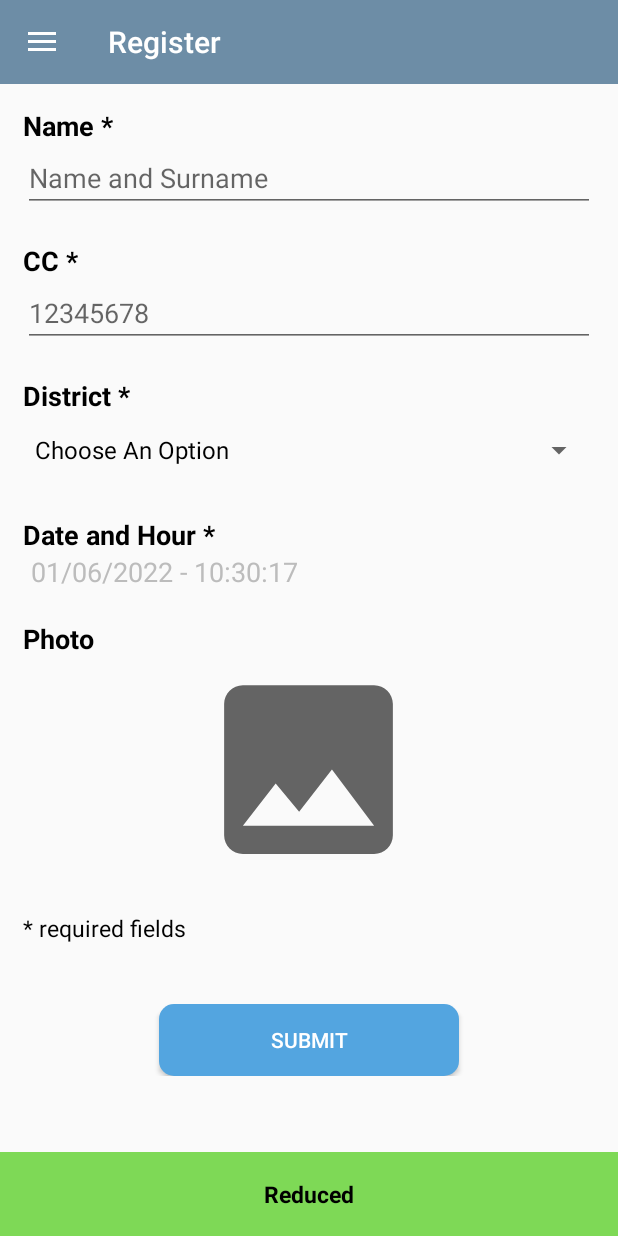
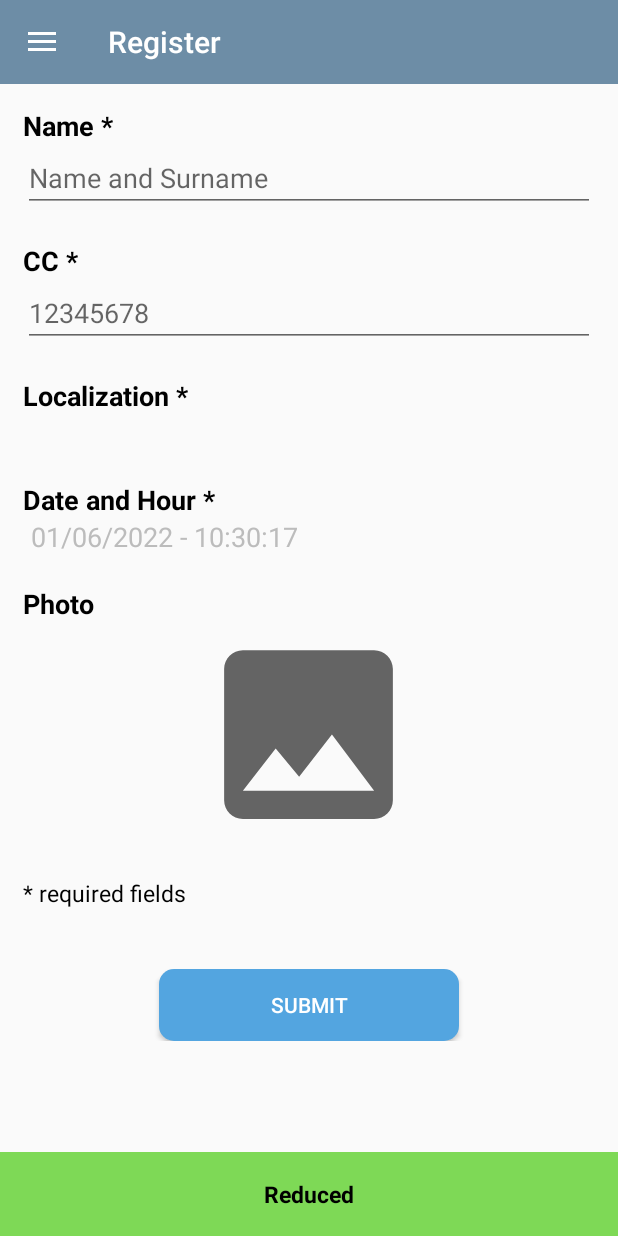
Before and after one commit to Pedro-Costa-Uni-Projects/Projeto-Android-Nativo, an Android app: the screen it shows after launch (MainActivity), in the side drawer, after a tap on "Register", on a phone screen of 412 x 824 dp. Run offline under Robolectric (Android 15) with nearby library versions, the phone set to English and light mode, and no system bars; our stand-ins replace Room's generated code; libraries missing offline, so code that uses them is left out: com.fondesa.kpermissions, com.jakewharton.retrofit2; 4 statements that could not run were skipped.

Commit message:
RegisterFragment.kt now with location, DashboardFragment.kt now with location

```diff
--- a/app/src/main/java/pt/ulusofona/deisi/cm2122/g21904825_21904341/DashboardFragment.kt
+++ b/app/src/main/java/pt/ulusofona/deisi/cm2122/g21904825_21904341/DashboardFragment.kt
@@ -1,6 +1,7 @@
 package pt.ulusofona.deisi.cm2122.g21904825_21904341
 
 import android.content.pm.ActivityInfo
+import android.location.Geocoder
 import android.os.Bundle
 import androidx.fragment.app.Fragment
 import android.view.LayoutInflater
@@ -8,9 +9,13 @@ import android.view.View
 import android.view.ViewGroup
 import androidx.appcompat.app.AppCompatActivity
 import pt.ulusofona.deisi.cm2122.g21904825_21904341.databinding.FragmentDashboardBinding
+import pt.ulusofona.deisi.cm2122.g21904825_21904341.maps.FusedLocation
+import pt.ulusofona.deisi.cm2122.g21904825_21904341.maps.OnLocationChangedListener
+import java.util.*
 
-class DashboardFragment : Fragment() {
+class DashboardFragment : Fragment(), OnLocationChangedListener {
     private lateinit var binding: FragmentDashboardBinding
+    private lateinit var geocoder: Geocoder
 
     //Para não rodar o ecrã
     override fun onResume() {
@@ -30,13 +35,15 @@ class DashboardFragment : Fragment() {
         inflater: LayoutInflater, container: ViewGroup?, savedInstanceState: Bundle?): View? {
         val view = inflater.inflate(R.layout.fragment_dashboard, container, false)
         binding = FragmentDashboardBinding.bind(view)
+        geocoder = Geocoder(context, Locale.getDefault())
+        FusedLocation.registerListener(this)
         return binding.root
     }
 
     override fun onStart() {
         super.onStart()
         (requireActivity() as AppCompatActivity).supportActionBar?.title = getString(R.string.home)
-        Singleton.getList { updateVarsAndRefresh() }
+        Singleton.getList {  }
 
         binding.fab.setOnClickListener {
             fragmentManager?.beginTransaction()?.replace(R.id.frame, DashboardFragment())?.addToBackStack(null)?.commit()
@@ -44,7 +51,19 @@ class DashboardFragment : Fragment() {
 
     }
 
-    private fun updateVarsAndRefresh() {
+    override fun onLocationChanged(latitude: Double, longitude: Double) {
+        val addresses = geocoder.getFromLocation(latitude, longitude, 5)
+
+        Singleton.setDistrict(addresses[0].adminArea)
+        Singleton.setCounty(addresses[0].locality)
+
+        Singleton.activeDistrictAndCounty("d") {
+            binding.fireActiveDistrictNumber.text = it.toString()
+        }
+
+        Singleton.activeDistrictAndCounty("m") {
+            binding.fireActiveMunicipalityNumber.text = it.toString()
+        }
 
         Singleton.activeFires{
             binding.fireActiveNumber.text = it.toString()
@@ -54,16 +73,8 @@ class DashboardFragment : Fragment() {
             binding.fireActiveDistrict.text = getString(R.string.fire_active_district, it)
         }
 
-        Singleton.activeDistrictAndCounty("d") {
-            binding.fireActiveDistrictNumber.text = it.toString()
-        }
-
         Singleton.getCounty {
             binding.fireActiveMunicipality.text = getString(R.string.fire_active_municipality, it)
-        }
-
-        Singleton.activeDistrictAndCounty("m") {
-            binding.fireActiveMunicipalityNumber.text = it.toString()
         }
 
     }
--- a/app/src/main/java/pt/ulusofona/deisi/cm2122/g21904825_21904341/FireRoom.kt
+++ b/app/src/main/java/pt/ulusofona/deisi/cm2122/g21904825_21904341/FireRoom.kt
@@ -20,6 +20,9 @@ data class FireRoom (
     @ColumnInfo (name = "timestamp") val timestamp: Long,
     @ColumnInfo (name = "comments") val comments: String,
     @ColumnInfo (name = "photo") val photo: String?,
+    @ColumnInfo (name = "latitude") val latitude: Double,
+    @ColumnInfo (name = "longitude") val longitude: Double,
+
 ) {
     @PrimaryKey(autoGenerate = true) var id: Int = 0
 }
--- a/app/src/main/java/pt/ulusofona/deisi/cm2122/g21904825_21904341/RegisterFragment.kt
+++ b/app/src/main/java/pt/ulusofona/deisi/cm2122/g21904825_21904341/RegisterFragment.kt
@@ -6,8 +6,10 @@ import android.content.Intent
 import android.content.pm.ActivityInfo
 import android.graphics.Bitmap
 import android.graphics.BitmapFactory
+import android.location.Geocoder
 import android.os.Bundle
 import android.provider.MediaStore
+import android.util.Log
 import android.view.LayoutInflater
 import android.view.View
 import android.view.ViewGroup
@@ -28,16 +30,22 @@ import pt.ulusofona.deisi.cm2122.g21904825_21904341.databinding.FragmentRegister
 import java.io.ByteArrayOutputStream
 import java.util.*
 import org.apache.commons.codec.binary.Base64
+import pt.ulusofona.deisi.cm2122.g21904825_21904341.maps.FusedLocation
+import pt.ulusofona.deisi.cm2122.g21904825_21904341.maps.OnLocationChangedListener
 
-class RegisterFragment : Fragment() {
+class RegisterFragment : Fragment(), OnLocationChangedListener {
     private lateinit var binding: FragmentRegisterBinding
     private lateinit var resultLauncher: ActivityResultLauncher<Intent>
+    private lateinit var geocoder: Geocoder
 
     private var name = ""
     private var cc = 0
-    private var district = ""
     private var timestamp = 0L
     private var photo : String? = null
+    private var latitude : Double = 0.0
+    private var longitude : Double = 0.0
+    private var district : String = ""
+    private var county : String = ""
 
     //Para não rodar o ecrã
     override fun onResume() {
@@ -60,6 +68,8 @@ class RegisterFragment : Fragment() {
     override fun onCreateView( inflater: LayoutInflater, container: ViewGroup?, savedInstanceState: Bundle?): View? {
         val view = inflater.inflate(R.layout.fragment_register, container, false)
         binding = FragmentRegisterBinding.bind(view)
+        geocoder = Geocoder(context, Locale.getDefault())
+        FusedLocation.registerListener(this)
 
         //Tem que ser aqui se não da erro
         resultLauncher = registerForActivityResult(ActivityResultContracts.StartActivityForResult()) {
@@ -92,12 +102,6 @@ class RegisterFragment : Fragment() {
         binding.date.text = getData(timestamp)
         //Data pré preenchida
 
-        //Dropdown
-        val items = Singleton.getListDistricts()
-        val adapter: ArrayAdapter<String>? = this.context?.let { ArrayAdapter<String>(it, android.R.layout.simple_spinner_dropdown_item, items) }
-        binding.district.adapter = adapter
-        //Dropdown
-
         //Submeter
         binding.buttonSubmit.setOnClickListener {
             //name
@@ -117,17 +121,9 @@ class RegisterFragment : Fragment() {
                 cc = binding.cc.editableText.toString().toInt()
             }
 
-            //district
-            district = binding.district.selectedItem.toString()
-            if (district == getString(R.string.district_hint_form)) {
-                district = ""
-                val errorText : TextView = binding.district.selectedView as TextView
-                errorText.error = getString(R.string.error_empty_fill)
-            }
-
             //Submit
             if (name != "" && cc != 0 && district != "") {
-                val fire = FireRoom(false, name, cc, district, "NaN", "NaN", 0, 0, 0, "NaN", timestamp, "NaN", photo)
+                val fire = FireRoom(false, name, cc, district, county, "NaN", 0, 0, 0, "NaN", timestamp, "NaN", photo, latitude, longitude)
 
                 CoroutineScope(Dispatchers.IO).launch {
                     Singleton.dao?.insert(fire)
@@ -154,4 +150,14 @@ class RegisterFragment : Fragment() {
             }
         }
     }
+
+    override fun onLocationChanged(latitude: Double, longitude: Double) {
+        val addresses = geocoder.getFromLocation(latitude, longitude, 5)
+        this.latitude = latitude
+        this.longitude = longitude
+        this.district = addresses[0].adminArea
+        this.county = addresses[0].locality
+        binding.localization.text = "${district}, ${county}"
+
+    }
 }
--- a/app/src/main/java/pt/ulusofona/deisi/cm2122/g21904825_21904341/Singleton.kt
+++ b/app/src/main/java/pt/ulusofona/deisi/cm2122/g21904825_21904341/Singleton.kt
@@ -13,35 +13,9 @@ object Singleton {
     private var retrofit = RetrofitBuilder.getInstance("https://api-dev.fogos.pt/")
     private var service = retrofit.create(FireService::class.java)
 
-    private var listDistricts : ArrayList<String> = arrayListOf(
-        resourcesStatic!!.getString(R.string.district_hint_form),
-        "Aveiro",
-        "Beja",
-        "Braga",
-        "Bragança",
-        "Castelo Branco",
-        "Coimbra",
-        "Évora",
-        "Faro",
-        "Guarda",
-        "Leiria",
-        "Lisboa",
-        "Portalegre",
-        "Porto",
-        "Santarém",
-        "Setúbal",
-        "Viana do Castelo",
-        "Vila Real",
-        "Viseu"
-    )
-
     private var fires : ArrayList<Fire> = ArrayList()
-    private var district : String = "Setúbal" //Pre preenchido
-    private var county : String = "Barreiro" //Pre preenchido
-
-    fun getListDistricts() : ArrayList<String> {
-        return this.listDistricts
-    }
+    private var district : String = " "
+    private var county : String = " "
 
     fun getList(updateAdapter: (() -> Unit)) : ArrayList<Fire> {
         CoroutineScope(Dispatchers.IO).launch {
@@ -49,13 +23,13 @@ object Singleton {
             fires = firesDao?.map {
                 if (it.name != "NaN") { //Fogo resgistado pelo utilizador
                     if (it.photo != null) {
-                        //<3 Dedicado a Bernardo <3//
-                        Fire(it.name, it.cc, it.district, it.timestamp, Base64.decodeBase64(it.photo.toByteArray()))
+                        //<3 Dedicado ao Bernardo <3//
+                        Fire(it.name, it.cc, it.district, it.county, it.timestamp, Base64.decodeBase64(it.photo.toByteArray()), it.latitude, it.longitude)
                     } else {
-                        Fire(it.name, it.cc, it.district, it.timestamp,null)
+                        Fire(it.name, it.cc, it.district, it.county, it.timestamp,null, it.latitude, it.longitude)
                     }
                 } else { //Fogo da API Fogos.pt
-                    Fire(it.district, it.county, it.parish, it.operational, it.vehicles, it.aerial, it.state, it.timestamp, it.comments)
+                    Fire(it.district, it.county, it.parish, it.operational, it.vehicles, it.aerial, it.state, it.timestamp, it.comments, it.latitude, it.longitude)
                 }
             } as ArrayList<Fire>
             updateAdapter()
@@ -68,7 +42,7 @@ object Singleton {
             try {
                 val firesAPI = service.getAllFires().data
                 firesAPI.map {
-                    val fire = FireRoom(true,"NaN", 0, it.district, it.concelho, it.freguesia, it.man, it.terrain, it.aerial, it.status, (it.dateTime.sec).toLong() * 1000, "${resourcesStatic!!.getString(R.string.nature_fire)} : ${it.natureza}",null)
+                    val fire = FireRoom(true,"NaN", 0, it.district, it.concelho, it.freguesia, it.man, it.terrain, it.aerial, it.status, (it.dateTime.sec).toLong() * 1000, "${resourcesStatic!!.getString(R.string.nature_fire)} : ${it.natureza}",null, it.lat, it.lng)
                     dao?.insert(fire)
                 }
             }catch (ex: HttpException) {
@@ -108,4 +82,12 @@ object Singleton {
     fun getCounty(update: ((String) -> Unit)) {
         update(county)
     }
+
+    fun setDistrict(district : String) {
+        this.district = district
+    }
+
+    fun setCounty(county : String) {
+        this.county = county
+    }
 }
--- a/app/src/main/java/pt/ulusofona/deisi/cm2122/g21904825_21904341/apiModels/ActiveFiresData.kt
+++ b/app/src/main/java/pt/ulusofona/deisi/cm2122/g21904825_21904341/apiModels/ActiveFiresData.kt
@@ -10,5 +10,7 @@ data class ActiveFiresData(
     val status: String,
     val dateTime : DateTime,
     val natureza: String,
+    val lat: Double,
+    val lng: Double,
 
 )
--- a/app/src/main/java/pt/ulusofona/deisi/cm2122/g21904825_21904341/maps/FusedLocation.kt
+++ b/app/src/main/java/pt/ulusofona/deisi/cm2122/g21904825_21904341/maps/FusedLocation.kt
@@ -9,7 +9,7 @@ import com.google.android.gms.location.*
 @SuppressLint("MissingPermission")
 class FusedLocation private constructor(context: Context) : LocationCallback() {
     private val TAG = FusedLocation::class.java.simpleName
-    private val TIME_BETWEEN_UPDATES = 20 * 1000L
+    private val TIME_BETWEEN_UPDATES = 2 * 1000L
     private var client = FusedLocationProviderClient(context)
     private var locationRequest = LocationRequest.create().apply {
         priority = LocationRequest.PRIORITY_HIGH_ACCURACY
--- a/app/src/main/res/layout/fragment_register.xml
+++ b/app/src/main/res/layout/fragment_register.xml
@@ -78,30 +78,33 @@
             </LinearLayout>
 
             <LinearLayout
-                android:id="@+id/layout_district"
+                android:id="@+id/layout_localization"
                 android:layout_width="match_parent"
                 android:layout_height="wrap_content"
                 android:orientation="vertical"
                 android:paddingBottom="20dp">
 
                 <TextView
-                    android:id="@+id/label_district"
+                    android:id="@+id/label_localization"
                     android:layout_width="match_parent"
                     android:layout_height="wrap_content"
                     android:textColor="@color/black"
                     android:textSize="18sp"
                     android:textStyle="bold"
-                    android:text="@string/district_form">
+                    android:text="@string/localization_form">
 
                 </TextView>
 
-                <Spinner
-                    android:id="@+id/district"
+                <TextView
+                    android:id="@+id/localization"
                     android:layout_width="match_parent"
                     android:layout_height="wrap_content"
-                    android:spinnerMode="dropdown">
+                    android:textColor="@color/grey"
+                    android:textSize="18sp"
+                    android:paddingStart="5dp"
+                    android:text="">
 
-                </Spinner>
+                </TextView>
 
             </LinearLayout>
 
--- a/app/src/main/res/values/strings.xml
+++ b/app/src/main/res/values/strings.xml
@@ -42,8 +42,7 @@
     <string name="cc_form" translatable="false">CC *</string>
     <string name="cc_hint_form" translatable="false">12345678</string>
 
-    <string name="district_form">District *</string>
-    <string name="district_hint_form">Choose An Option</string>
+    <string name="localization_form">Localization *</string>
 
     <string name="date_form">Date and Hour *</string>
     <string name="photo_form">Photo</string>
```
Also changed, not shown: app/src/main/java/pt/ulusofona/deisi/cm2122/g21904825_21904341/Fire.kt (+24 -5 lines), 1 other file.
